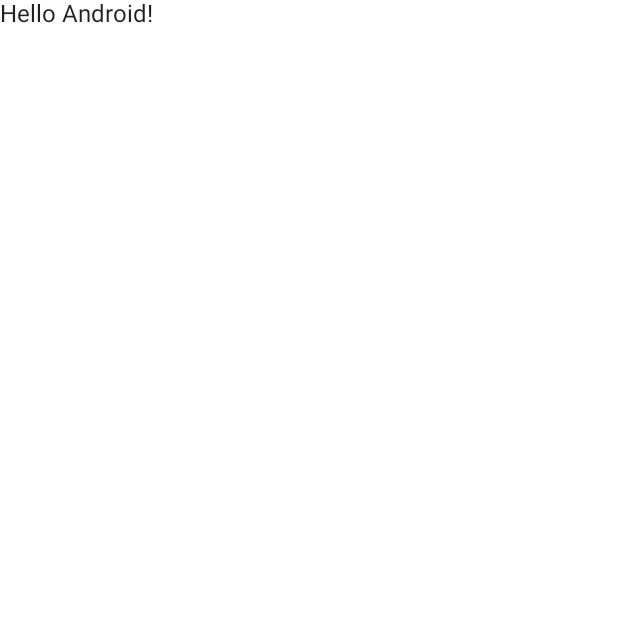
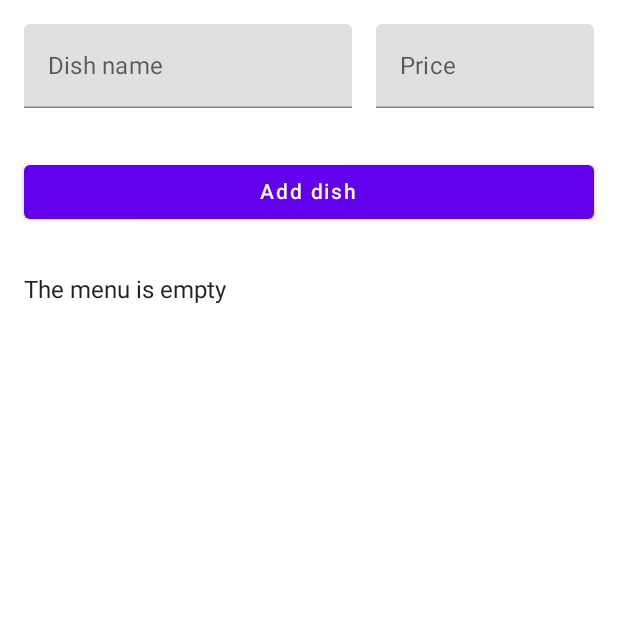
Before and after one commit to rkchoudhury/little-lemon-app, an Android app built with Jetpack Compose: the screen it shows after launch (MainActivity), on a phone screen of 412 x 824 dp, the top half of it. Before the commit the part shown is almost empty. Run offline under Robolectric (Android 15) with nearby library versions, the phone set to English and light mode, and no system bars.

Commit message:
Added `Add dish` UI

```diff
--- a/Room/app/src/main/java/com/littlelemon/room/MainActivity.kt
+++ b/Room/app/src/main/java/com/littlelemon/room/MainActivity.kt
@@ -3,13 +3,16 @@ package com.littlelemon.room
 import android.os.Bundle
 import androidx.activity.ComponentActivity
 import androidx.activity.compose.setContent
-import androidx.compose.foundation.layout.fillMaxSize
-import androidx.compose.material.MaterialTheme
-import androidx.compose.material.Surface
-import androidx.compose.material.Text
-import androidx.compose.runtime.Composable
+import androidx.compose.foundation.layout.*
+import androidx.compose.foundation.lazy.LazyColumn
+import androidx.compose.foundation.lazy.items
+import androidx.compose.material.*
+import androidx.compose.runtime.*
+import androidx.compose.ui.Alignment
 import androidx.compose.ui.Modifier
-import androidx.compose.ui.tooling.preview.Preview
+import androidx.compose.ui.res.painterResource
+import androidx.compose.ui.text.style.TextAlign.Companion.Right
+import androidx.compose.ui.unit.dp
 import com.littlelemon.room.ui.theme.RoomTheme
 
 class MainActivity : ComponentActivity() {
@@ -17,27 +20,88 @@ class MainActivity : ComponentActivity() {
         super.onCreate(savedInstanceState)
         setContent {
             RoomTheme {
-                // A surface container using the 'background' color from the theme
                 Surface(
                     modifier = Modifier.fillMaxSize(),
                     color = MaterialTheme.colors.background
                 ) {
-                    Greeting("Android")
+                    val menuItems by remember {
+                        mutableStateOf(emptyList<MenuItem>())
+                    }
+                    Column {
+                        var dishName by remember { mutableStateOf("") }
+                        var priceInput by remember { mutableStateOf("") }
+                        Row(modifier = Modifier.padding(16.dp)) {
+                            TextField(
+                                modifier = Modifier.weight(.6f),
+                                value = dishName,
+                                onValueChange = { value -> dishName = value },
+                                label = { Text("Dish name") }
+                            )
+                            Spacer(modifier = Modifier.width(16.dp))
+                            TextField(
+                                modifier = Modifier.weight(.4f),
+                                value = priceInput,
+                                onValueChange = { value -> priceInput = value },
+                                label = { Text("Price") }
+                            )
+                        }
+                        Button(
+                            modifier = Modifier
+                                .fillMaxWidth()
+                                .padding(16.dp),
+                            onClick = {
+                                dishName = ""
+                                priceInput = ""
+                            }
+                        ) {
+                            Text("Add dish")
+                        }
+                        ItemsList(menuItems)
+                    }
                 }
             }
         }
     }
-}
 
-@Composable
-fun Greeting(name: String) {
-    Text(text = "Hello $name!")
-}
-
-@Preview(showBackground = true)
-@Composable
-fun DefaultPreview() {
-    RoomTheme {
-        Greeting("Android")
+    @Composable
+    private fun ItemsList(menuItems: List<MenuItem>) {
+        if (menuItems.isEmpty()) {
+            Text(
+                modifier = Modifier
+                    .fillMaxHeight()
+                    .padding(16.dp),
+                text = "The menu is empty"
+            )
+        } else {
+            LazyColumn(
+                modifier = Modifier
+                    .fillMaxHeight()
+                    .padding(16.dp)
+            ) {
+                items(
+                    items = menuItems,
+                    itemContent = { menuItem ->
+                        Row(
+                            modifier = Modifier.fillMaxWidth(),
+                            verticalAlignment = Alignment.CenterVertically,
+                        ) {
+                            Text(menuItem.name)
+                            Text(
+                                modifier = Modifier.weight(1f),
+                                textAlign = Right,
+                                text = "%.2f".format(menuItem.price)
+                            )
+                            Spacer(modifier = Modifier.width(16.dp))
+                            Button(onClick = { /*TODO*/ }) {
+                                Icon(
+                                    painter = painterResource(id = R.drawable.delete_icon),
+                                    contentDescription = "Delete"
+                                )
+                            }
+                        }
+                    }
+                )
+            }
+        }
     }
 }
--- /dev/null
+++ b/Room/app/src/main/res/drawable/delete_icon.xml
@@ -0,0 +1,5 @@
+<vector android:height="24dp" android:tint="#000000"
+    android:viewportHeight="24" android:viewportWidth="24"
+    android:width="24dp" xmlns:android="http://schemas.android.com/apk/res/android">
+    <path android:fillColor="@android:color/white" android:pathData="M6,19c0,1.1 0.9,2 2,2h8c1.1,0 2,-0.9 2,-2V7H6v12zM19,4h-3.5l-1,-1h-5l-1,1H5v2h14V4z"/>
+</vector>
```
Also changed, not shown: Room/app/src/main/java/com/littlelemon/room/MenuItem.kt (added, +7 -0 lines).
